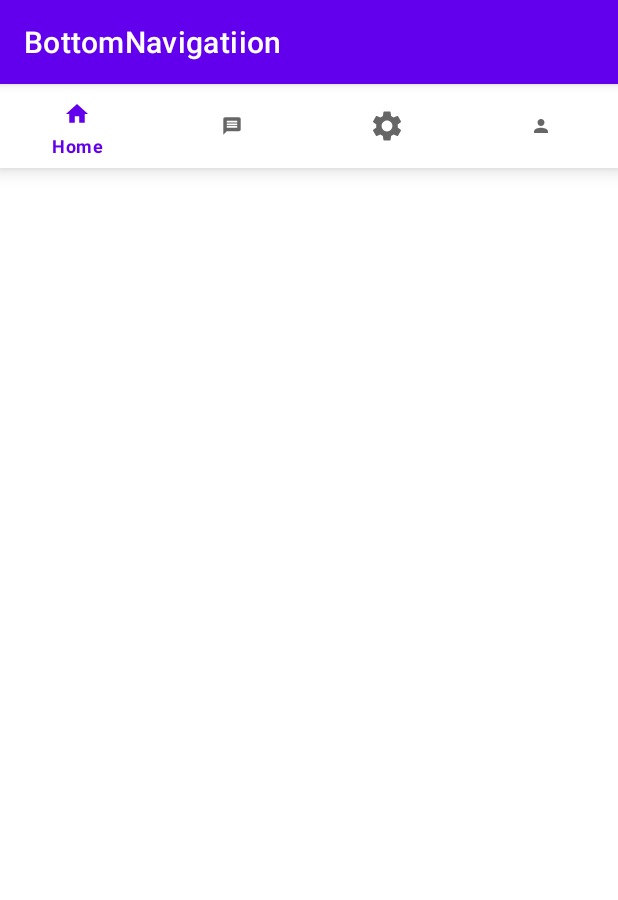
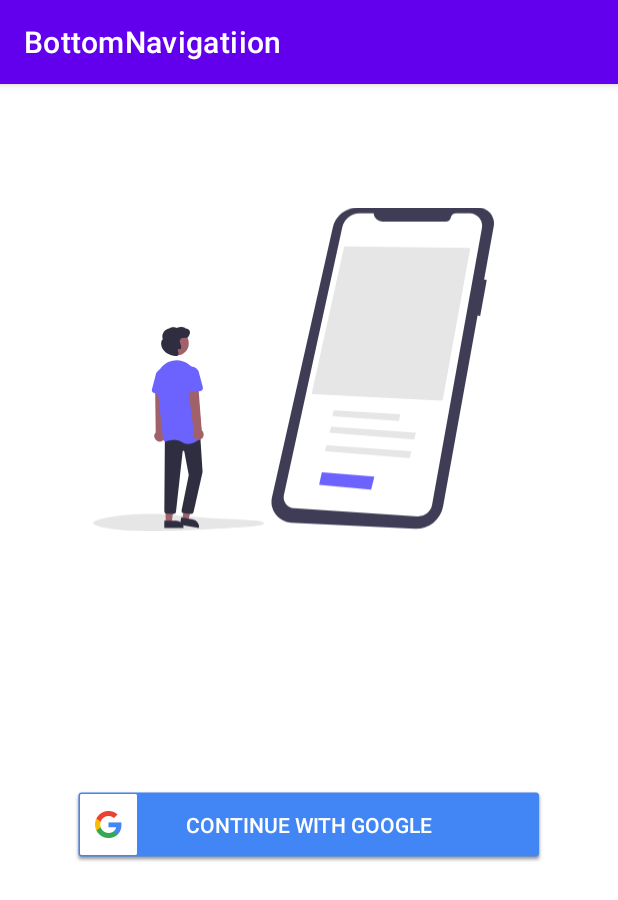
Before and after one commit to TusharAtrish/BottomNav, an Android app: the screen it shows after launch (MainActivity), on a phone screen of 412 x 824 dp. Shown: the top 900 px of the screen. Run offline under Robolectric (Android 15) with nearby library versions, the phone set to English and light mode, and no system bars; our stand-ins replace Firebase (no records; nobody signed in at launch, a user with empty details on screens opened directly), navigation-ui.

Commit message:
Added implementation for bottom navigation

```diff
--- a/app/src/main/java/com/example/bottomnavigatiion/MainActivity.kt
+++ b/app/src/main/java/com/example/bottomnavigatiion/MainActivity.kt
@@ -2,15 +2,63 @@ package com.example.bottomnavigatiion
 
 import androidx.appcompat.app.AppCompatActivity
 import android.os.Bundle
+import android.view.MenuItem
+import android.view.View
+import androidx.navigation.NavController
 import androidx.navigation.findNavController
+import androidx.navigation.fragment.NavHostFragment
 import androidx.navigation.ui.setupWithNavController
+import com.example.bottomnavigatiion.databinding.ActivityMainBinding
 import com.google.android.material.bottomnavigation.BottomNavigationView
+import com.google.android.material.navigation.NavigationBarView
+import com.google.firebase.auth.FirebaseAuth
 
 class MainActivity : AppCompatActivity() {
+
+    private lateinit var binding: ActivityMainBinding
+    private lateinit var navController: NavController
+
     override fun onCreate(savedInstanceState: Bundle?) {
         super.onCreate(savedInstanceState)
-        setContentView(R.layout.activity_main)
+        binding = ActivityMainBinding.inflate(layoutInflater)
+        setContentView(binding.root)
+        initNavController()
+        checkAuth()
+        binding.bottomNavigationView.setOnItemSelectedListener {
+            onItemSelected(it)
+        }
+    }
 
+    private fun initNavController() {
+        val navHostFragment = supportFragmentManager.findFragmentById(R.id.nav_host_fragment) as NavHostFragment
+        navController = navHostFragment.navController
+    }
 
+    private fun checkAuth() {
+        if (FirebaseAuth.getInstance().currentUser == null) {
+            navController.navigate(R.id.signInFragment)
+            binding.bottomNavigationView.visibility = View.GONE
+        } else {
+            navController.navigate(R.id.homeFragment3)
+            binding.bottomNavigationView.visibility = View.VISIBLE
+        }
+    }
+
+    private fun onItemSelected(menuItem: MenuItem): Boolean {
+        when (menuItem.itemId) {
+            R.id.miMessages -> {
+                navController.navigate(R.id.messageFragment)
+            }
+            R.id.miSettings -> {
+                navController.navigate(R.id.settingsFragment)
+            }
+            R.id.miProfile -> {
+                navController.navigate(R.id.profileFragment)
+            }
+            else -> {
+                navController.navigate(R.id.homeFragment3)
+            }
+        }
+        return true
     }
 }
--- a/app/src/main/res/layout/activity_main.xml
+++ b/app/src/main/res/layout/activity_main.xml
@@ -28,6 +28,7 @@
         app:labelVisibilityMode="selected"
         app:layout_constraintEnd_toEndOf="parent"
         app:layout_constraintStart_toStartOf="parent"
+        app:layout_constraintBottom_toBottomOf="parent"
         app:menu="@menu/bottom_menu"
         tools:layout_editor_absoluteY="675dp" />
 
```
Also changed, not shown: app/src/main/res/layout/fragment_home.xml (+0 -10 lines).
